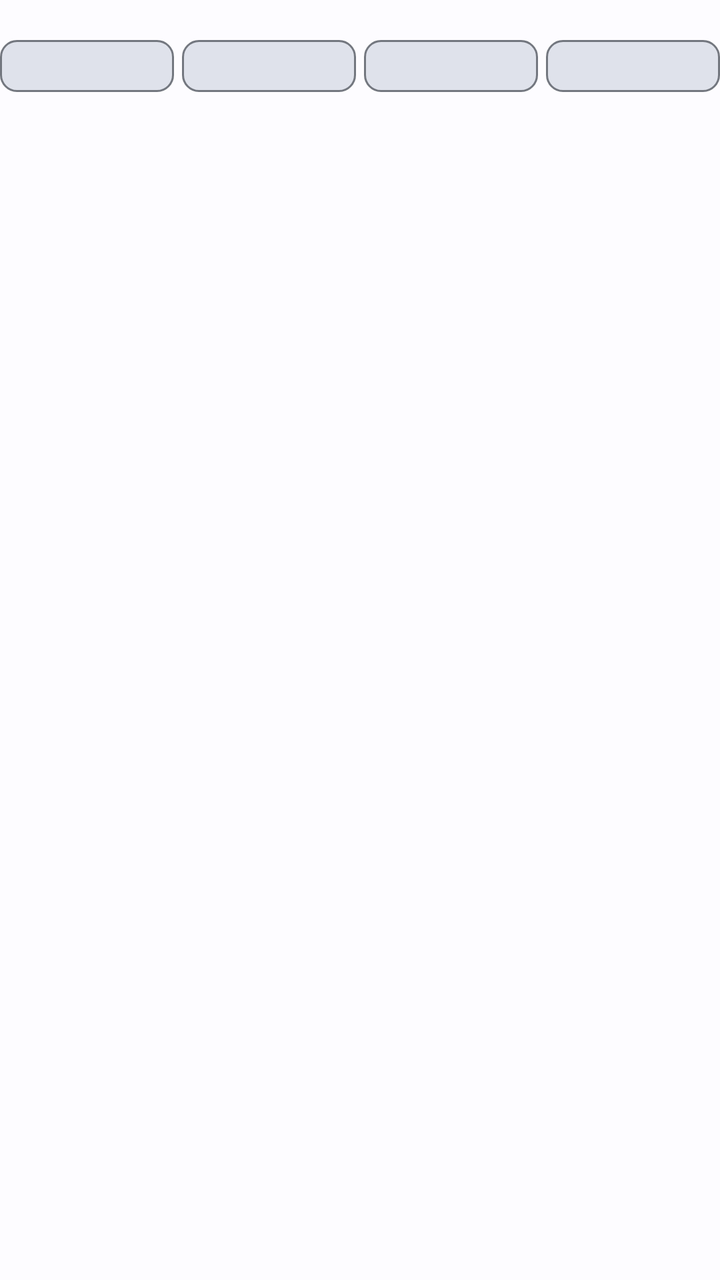
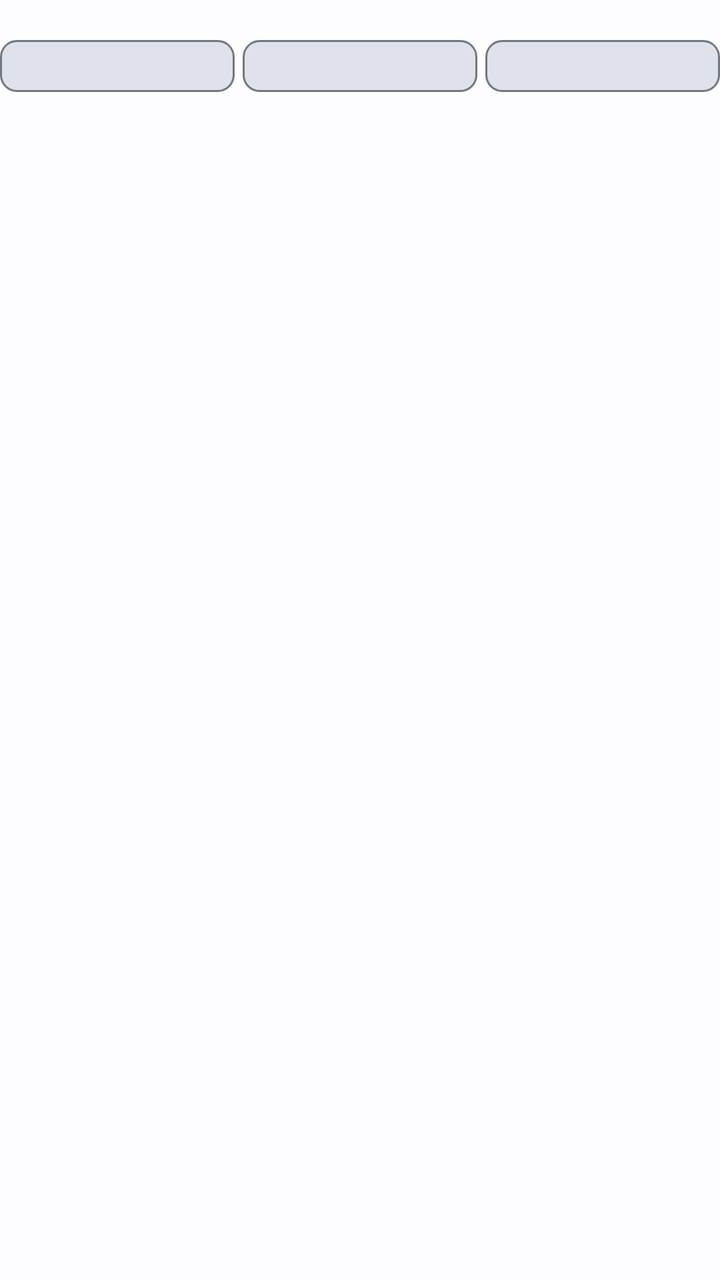

Screens rendered from an Android XML layout before and after an edit, with the pre-edit source and the edit as a unified diff.
<!-- AndroidManifest.xml: application theme AppTheme -->
<!-- res/layout/notification_collapsed.xml -->
<?xml version="1.0" encoding="utf-8"?>
<LinearLayout xmlns:android="http://schemas.android.com/apk/res/android"
    android:layout_width="match_parent"
    android:layout_height="wrap_content"
    android:orientation="vertical">

    <TextView
        android:id="@+id/notif_title"
        style="@style/TextAppearance.Compat.Notification.Title"
        android:layout_width="match_parent"
        android:layout_height="wrap_content"
        android:maxLines="1" />

    <LinearLayout
        android:layout_width="match_parent"
        android:layout_height="wrap_content"
        android:layout_marginTop="1dp"
        android:orientation="horizontal">

        <LinearLayout
            android:id="@+id/notif_btn1"
            android:layout_width="0dp"
            android:layout_height="26dp"
            android:layout_marginEnd="4dp"
            android:layout_weight="1"
            android:gravity="center"
            android:orientation="horizontal"
            android:paddingStart="2dp"
            android:paddingEnd="2dp"
            android:background="@drawable/notif_button_off">

            <TextView
                android:id="@+id/notif_btn1_label"
                android:layout_width="wrap_content"
                android:layout_height="wrap_content"
                android:ellipsize="end"
                android:maxLines="1"
                android:textColor="@color/md_on_surface"
                android:textSize="11sp" />

            <TextView
                android:id="@+id/notif_btn1_state"
                android:layout_width="wrap_content"
                android:layout_height="wrap_content"
                android:layout_marginStart="3dp"
                android:maxLines="1"
                android:textColor="@color/md_on_surface"
                android:textSize="11sp"
                android:textStyle="bold" />
        </LinearLayout>
        <LinearLayout
            android:id="@+id/notif_btn2"
            android:layout_width="0dp"
            android:layout_height="26dp"
            android:layout_marginEnd="4dp"
            android:layout_weight="1"
            android:gravity="center"
            android:orientation="horizontal"
            android:paddingStart="2dp"
            android:paddingEnd="2dp"
            android:background="@drawable/notif_button_off">

            <TextView
                android:id="@+id/notif_btn2_label"
                android:layout_width="wrap_content"
                android:layout_height="wrap_content"
                android:ellipsize="end"
                android:maxLines="1"
                android:textColor="@color/md_on_surface"
                android:textSize="11sp" />

            <TextView
                android:id="@+id/notif_btn2_state"
                android:layout_width="wrap_content"
                android:layout_height="wrap_content"
                android:layout_marginStart="3dp"
                android:maxLines="1"
                android:textColor="@color/md_on_surface"
                android:textSize="11sp"
                android:textStyle="bold" />
        </LinearLayout>
        <LinearLayout
            android:id="@+id/notif_btn3"
            android:layout_width="0dp"
            android:layout_height="26dp"
            android:layout_marginEnd="4dp"
            android:layout_weight="1"
            android:gravity="center"
            android:orientation="horizontal"
            android:paddingStart="2dp"
            android:paddingEnd="2dp"
            android:background="@drawable/notif_button_off">

            <TextView
                android:id="@+id/notif_btn3_label"
                android:layout_width="wrap_content"
                android:layout_height="wrap_content"
                android:ellipsize="end"
                android:maxLines="1"
                android:textColor="@color/md_on_surface"
                android:textSize="11sp" />

            <TextView
                android:id="@+id/notif_btn3_state"
                android:layout_width="wrap_content"
                android:layout_height="wrap_content"
                android:layout_marginStart="3dp"
                android:maxLines="1"
                android:textColor="@color/md_on_surface"
                android:textSize="11sp"
                android:textStyle="bold" />
        </LinearLayout>
        <LinearLayout
            android:id="@+id/notif_btn4"
            android:layout_width="0dp"
            android:layout_height="26dp"
            android:layout_marginEnd="0dp"
            android:layout_weight="1"
            android:gravity="center"
            android:orientation="horizontal"
            android:paddingStart="2dp"
            android:paddingEnd="2dp"
            android:background="@drawable/notif_button_off">

            <TextView
                android:id="@+id/notif_btn4_label"
                android:layout_width="wrap_content"
                android:layout_height="wrap_content"
                android:ellipsize="end"
                android:maxLines="1"
                android:textColor="@color/md_on_surface"
                android:textSize="11sp" />

            <TextView
                android:id="@+id/notif_btn4_state"
                android:layout_width="wrap_content"
                android:layout_height="wrap_content"
                android:layout_marginStart="3dp"
                android:maxLines="1"
                android:textColor="@color/md_on_surface"
                android:textSize="11sp"
                android:textStyle="bold" />
        </LinearLayout>
    </LinearLayout>
</LinearLayout>
<!-- resources referenced by this layout -->
<resources>
  <color name="md_on_surface">#1A1C1E</color>
  <!-- drawable notif_button_off (drawable) -->
  <?xml version="1.0" encoding="utf-8"?>
  <shape xmlns:android="http://schemas.android.com/apk/res/android" android:shape="rectangle">
      <solid android:color="@color/md_surface_variant" />
      <stroke android:width="1dp" android:color="@color/md_outline" />
      <corners android:radius="8dp" />
  </shape>
  <style name="AppTheme" parent="Theme.Material3.DayNight.NoActionBar">
          <item name="colorPrimary">@color/md_primary</item>
          <item name="colorOnPrimary">@color/md_on_primary</item>
          <item name="colorPrimaryContainer">@color/md_primary_container</item>
          <item name="colorOnPrimaryContainer">@color/md_on_primary_container</item>
          <item name="colorSurface">@color/md_surface</item>
          <item name="colorOnSurface">@color/md_on_surface</item>
          <item name="android:colorBackground">@color/md_surface</item>
          <item name="colorSurfaceVariant">@color/md_surface_variant</item>
          <item name="colorOnSurfaceVariant">@color/md_on_surface_variant</item>
          <item name="colorOutline">@color/md_outline</item>
          
          <item name="android:windowLightStatusBar">?attr/isLightTheme</item>
      </style>
  <color name="md_surface_variant">#DFE2EB</color>
  <color name="md_outline">#73777F</color>
  <color name="md_primary">#0061A4</color>
  <color name="md_on_primary">#FFFFFF</color>
  <color name="md_primary_container">#D1E4FF</color>
  <color name="md_on_primary_container">#001D36</color>
  <color name="md_surface">#FDFCFF</color>
  <color name="md_on_surface_variant">#43474E</color>
</resources>

<!-- the commit's change to res/layout/notification_collapsed.xml (unified diff, before → after) -->
@@ -83,7 +83,7 @@
             android:id="@+id/notif_btn3"
             android:layout_width="0dp"
             android:layout_height="26dp"
-            android:layout_marginEnd="4dp"
+            android:layout_marginEnd="0dp"
             android:layout_weight="1"
             android:gravity="center"
             android:orientation="horizontal"
@@ -110,36 +110,5 @@
                 android:textSize="11sp"
                 android:textStyle="bold" />
         </LinearLayout>
-        <LinearLayout
-            android:id="@+id/notif_btn4"
-            android:layout_width="0dp"
-            android:layout_height="26dp"
-            android:layout_marginEnd="0dp"
-            android:layout_weight="1"
-            android:gravity="center"
-            android:orientation="horizontal"
-            android:paddingStart="2dp"
-            android:paddingEnd="2dp"
-            android:background="@drawable/notif_button_off">
-
-            <TextView
-                android:id="@+id/notif_btn4_label"
-                android:layout_width="wrap_content"
-                android:layout_height="wrap_content"
-                android:ellipsize="end"
-                android:maxLines="1"
-                android:textColor="@color/md_on_surface"
-                android:textSize="11sp" />
-
-            <TextView
-                android:id="@+id/notif_btn4_state"
-                android:layout_width="wrap_content"
-                android:layout_height="wrap_content"
-                android:layout_marginStart="3dp"
-                android:maxLines="1"
-                android:textColor="@color/md_on_surface"
-                android:textSize="11sp"
-                android:textStyle="bold" />
-        </LinearLayout>
     </LinearLayout>
 </LinearLayout>
